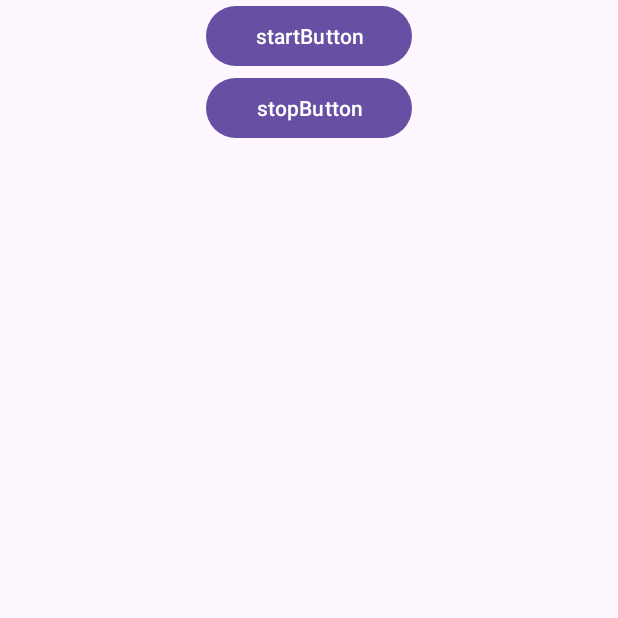
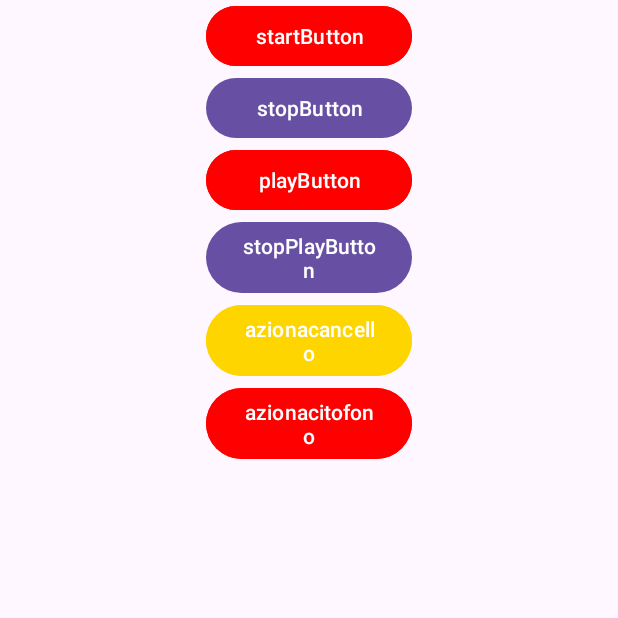
Before and after one commit to XSparter/androfono, an Android app: the screen it shows after launch (MainActivity), on a phone screen of 412 x 824 dp, the top half of it. Run offline under Robolectric (Android 15) with nearby library versions, the phone set to English and light mode, and no system bars.

Commit message:
aggiornamento pulsanti multipli e apertura cancello

```diff
--- a/app/src/main/res/layout/activity_main.xml
+++ b/app/src/main/res/layout/activity_main.xml
@@ -27,6 +27,7 @@
                 android:id="@+id/startButton"
                 android:layout_width="match_parent"
                 android:layout_height="wrap_content"
+                android:backgroundTint="#FF0000"
                 android:text="startButton" />
 
             <Button
@@ -34,6 +35,32 @@
                 android:layout_width="match_parent"
                 android:layout_height="wrap_content"
                 android:text="stopButton" />
+            <Button
+                android:id="@+id/playButton"
+                android:layout_width="match_parent"
+                android:layout_height="wrap_content"
+                android:backgroundTint="#FF0000"
+                android:text="playButton" />
+
+            <Button
+                android:id="@+id/stopPlayButton"
+                android:layout_width="match_parent"
+                android:layout_height="wrap_content"
+                android:text="stopPlayButton" />
+
+            <Button
+                android:id="@+id/azionacancello"
+                android:layout_width="match_parent"
+                android:layout_height="wrap_content"
+                android:backgroundTint="#FFD500"
+                android:text="azionacancello" />
+
+            <Button
+                android:id="@+id/azionacitofono"
+                android:layout_width="match_parent"
+                android:backgroundTint="#FF0000"
+                android:layout_height="wrap_content"
+                android:text="azionacitofono" />
         </LinearLayout>
 
         <LinearLayout
```
Also changed, not shown: app/src/main/java/org/gaussx/androfono/MainActivity.java (+131 -10 lines).
